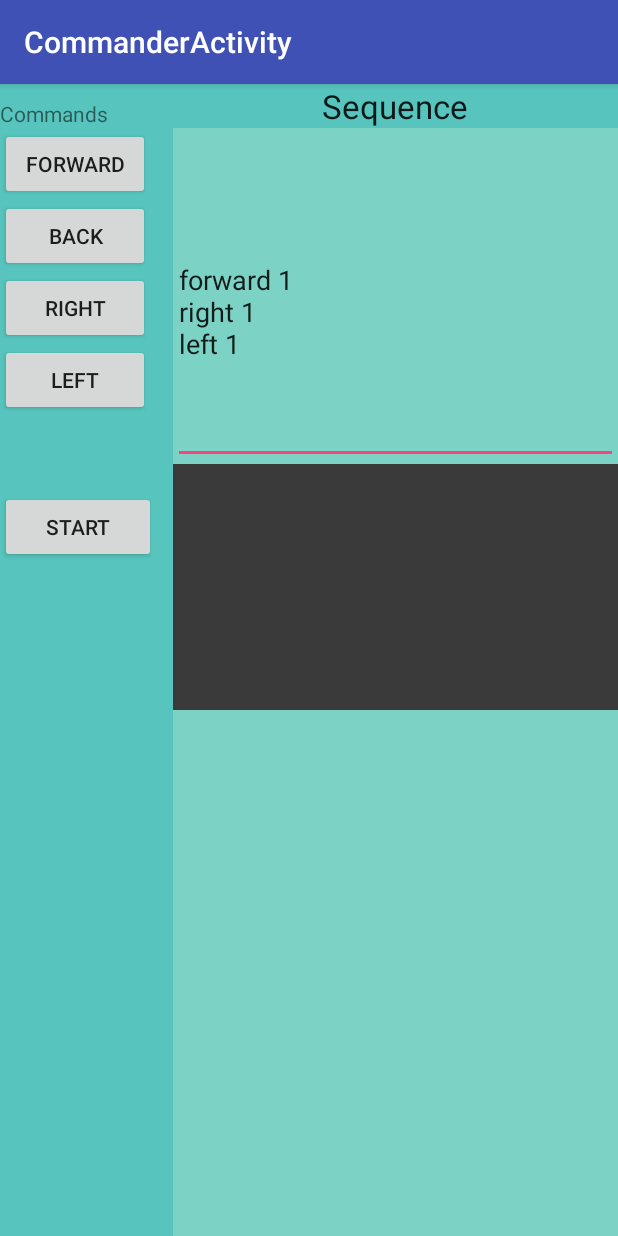
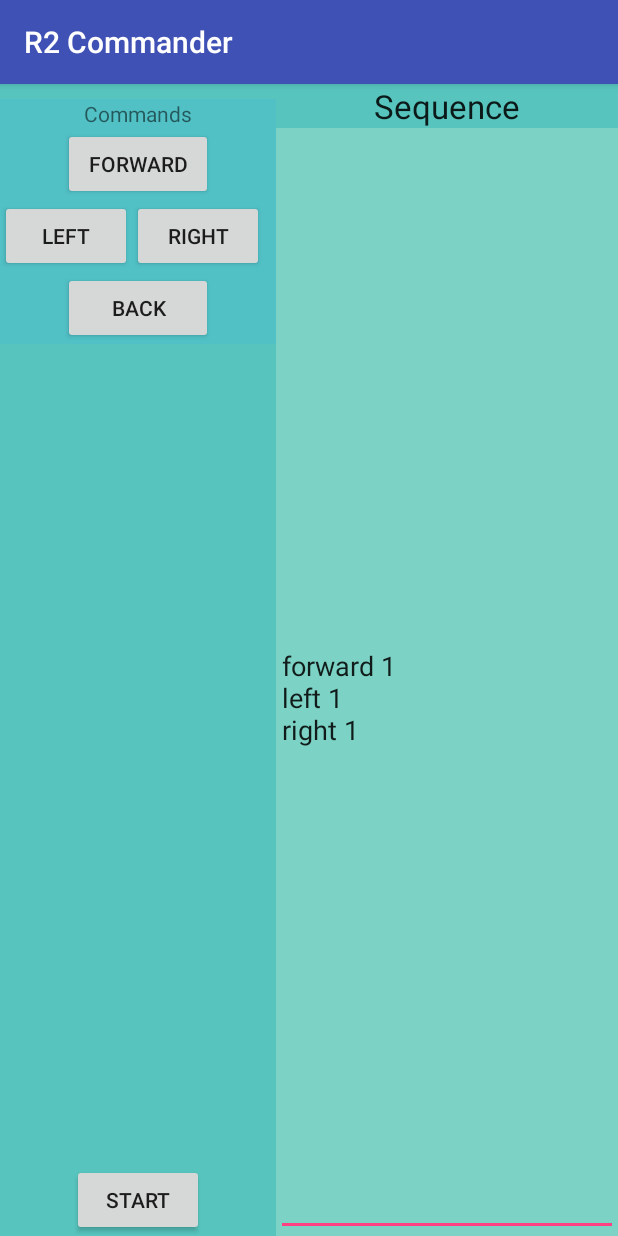
Before and after one commit to giladmanor/Robert2, an Android app: the CommanderActivity screen opened directly, with no data from a screen before it, after a tap on "START", on a phone screen of 412 x 824 dp. Run offline under Robolectric (Android 15) with nearby library versions, the phone set to English and light mode, and no system bars; 3 other taps on this screen came first.

Commit message:
GUI changes

```diff
--- a/app/src/main/java/co/quizic/robert2/CommanderActivity.java
+++ b/app/src/main/java/co/quizic/robert2/CommanderActivity.java
@@ -2,10 +2,12 @@ package co.quizic.robert2;
 
 import android.support.v7.app.AppCompatActivity;
 import android.os.Bundle;
+import android.util.Log;
 import android.view.View;
 import android.widget.Button;
 import android.widget.EditText;
 
+import java.util.ArrayList;
 import java.util.HashMap;
 
 public class CommanderActivity extends AppCompatActivity {
@@ -31,29 +33,68 @@ public class CommanderActivity extends AppCompatActivity {
 
         EditText ll = (EditText) findViewById(R.id.editText);
         String[] commands = ll.getText().toString().split("\n");
+
+        ArrayList<String> sequence = new ArrayList<>();
         for(int i=0;i<commands.length;i++){
             String t = compile(commands[i]);
-            BluetoothConnector.getInstance("").sendMessage(t);
+            Log.d("SENDING:", t);
+            sequence.add(t);
+
         }
+        sequence.add(".");
+
+        final ArrayList<String> seq = sequence;
+        new Thread(new Runnable() {
+            @Override
+            public void run() {
+                for(String s : seq){
+                    BluetoothConnector.getInstance("").sendMessage(s);
+                    try {
+                        Thread.sleep(500);
+                    } catch (InterruptedException e) {
+                        e.printStackTrace();
+                    }
+                }
+
+            }
+        }).start();
+
+
 
     }
     private HashMap<String,String> commandMap;
     private void setCommandMap(){
         commandMap = new HashMap<>();
-        commandMap.put("forward","A");
-        commandMap.put("back","B");
-        commandMap.put("right","C");
-        commandMap.put("left","D");
+        commandMap.put("forward","c");
+        commandMap.put("back","d");
+        commandMap.put("right","a");
+        commandMap.put("left", "b");
+        commandMap.put("stop",".");
 
     }
 
     private String compile(String c){
+
         String[] cc = c.split(" ");
-        int repeat = Integer.getInteger(cc[1]);
-        String res = "";
-        for(int i=0;i<repeat;i++){
-            res+=commandMap.get(cc[0]);
+
+        try{
+            //Log.d("command",cc[0]);
+            //Log.d("repeat",cc[1]);
+
+            //Log.d("command",commandMap.get(cc[0]));
+            //Log.d("repeat",Integer.parseInt(cc[1].trim())+"");
+
+            int repeat = Integer.parseInt(cc[1]);
+            String res = "";
+            for(int i=0;i<repeat;i++){
+                res+=commandMap.get(cc[0]);
+            }
+            return res;
+        }catch (Exception e){
+            Log.e("COMPILE",c);
+            return "";
         }
-        return res;
+
+
     }
 }
--- a/app/src/main/res/layout/activity_commander.xml
+++ b/app/src/main/res/layout/activity_commander.xml
@@ -17,20 +17,29 @@
 
         <LinearLayout
             android:orientation="vertical"
-            android:layout_width="115dp"
-            android:layout_height="wrap_content"
+            android:layout_width="184dp"
+            android:layout_height="match_parent"
             android:layout_gravity="center_horizontal">
 
             <Space
                 android:layout_width="match_parent"
                 android:layout_height="10dp" />
 
+
+            <LinearLayout
+                android:orientation="vertical"
+                android:layout_width="match_parent"
+                android:layout_height="wrap_content"
+                android:layout_gravity="center_horizontal"
+                android:background="@color/colorE">
+
                 <TextView
                     android:layout_width="wrap_content"
                     android:layout_height="wrap_content"
                     android:textAppearance="?android:attr/textAppearanceSmall"
                     android:text="Commands"
-                android:id="@+id/textView2" />
+                    android:id="@+id/textView2"
+                    android:layout_gravity="center_horizontal" />
 
                 <Button
                     android:layout_width="100dp"
@@ -39,7 +48,32 @@
                     android:id="@+id/button"
                     android:layout_row="0"
                     android:layout_column="0"
+                    android:onClick="addCommand"
+                    android:layout_gravity="center_horizontal" />
+
+                <LinearLayout
+                    android:orientation="horizontal"
+                    android:layout_width="match_parent"
+                    android:layout_height="wrap_content">
+
+                    <Button
+                        android:layout_width="wrap_content"
+                        android:layout_height="wrap_content"
+                        android:text="left"
+                        android:id="@+id/button4"
+                        android:layout_row="0"
+                        android:layout_column="3"
                         android:onClick="addCommand"/>
+
+                    <Button
+                        android:layout_width="wrap_content"
+                        android:layout_height="wrap_content"
+                        android:text="right"
+                        android:id="@+id/button2"
+                        android:layout_row="0"
+                        android:layout_column="2" android:onClick="addCommand" />
+
+                </LinearLayout>
 
                 <Button
                     android:layout_width="100dp"
@@ -47,38 +81,30 @@
                     android:text="back"
                     android:id="@+id/button3"
                     android:layout_row="0"
-                android:layout_column="1" android:onClick="addCommand"/>
+                    android:layout_column="1" android:onClick="addCommand"
+                    android:layout_gravity="center_horizontal" />
 
-            <Button
-                android:layout_width="100dp"
-                android:layout_height="wrap_content"
-                android:text="right"
-                android:id="@+id/button2"
-                android:layout_row="0"
-                android:layout_column="2" android:onClick="addCommand" />
-
-            <Button
-                android:layout_width="100dp"
-                android:layout_height="wrap_content"
-                android:text="left"
-                android:id="@+id/button4"
-                android:layout_row="0"
-                android:layout_column="3"
-                android:onClick="addCommand"/>
-
-
+            </LinearLayout>
 
             <Space
                 android:layout_width="match_parent"
-                android:layout_height="50dp" />
+                android:layout_height="wrap_content" />
+
+            <LinearLayout
+                android:orientation="vertical"
+                android:layout_width="match_parent"
+                android:layout_height="match_parent"
+                android:layout_gravity="center_horizontal"
+                android:gravity="bottom">
 
                 <Button
-                android:layout_width="104dp"
+                    android:layout_width="wrap_content"
                     android:layout_height="wrap_content"
                     android:text="Start"
                     android:id="@+id/button6"
-                android:layout_gravity="bottom"
-                android:onClick="sendBT"/>
+                    android:onClick="sendBT"
+                    android:layout_gravity="center_horizontal|bottom" />
+            </LinearLayout>
 
         </LinearLayout>
 
@@ -111,20 +137,14 @@
 
             <EditText
                 android:layout_width="match_parent"
-                android:layout_height="224dp"
+                android:layout_height="match_parent"
                 android:inputType="textMultiLine"
                 android:ems="20"
                 android:id="@+id/editText" />
 
-            <LinearLayout
-                android:orientation="vertical"
-                android:layout_width="match_parent"
-                android:layout_height="164dp"
-                android:background="@color/colorLessBright"
-                android:id="@+id/commandList"
-                android:gravity="center_horizontal">
 
-            </LinearLayout>
+
+
 
         </LinearLayout>
 
--- a/app/src/main/res/values/strings.xml
+++ b/app/src/main/res/values/strings.xml
@@ -2,7 +2,7 @@
     <string name="app_name">Robert2</string>
     <string name="action_settings">Settings</string>
 
-    <string name="title_activity_commander">CommanderActivity</string>
+    <string name="title_activity_commander">R2 Commander</string>
     <string name="dummy_button">Dummy Button</string>
     <string name="dummy_content">DUMMY\nCONTENT</string>
 </resources>
```
Lines whose indentation alone changed are shown as unchanged.
